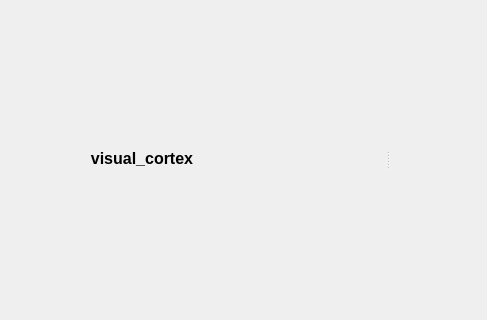
This is forms/main_window.ui in agaltsevstas/configurator as Qt 5 draws it before an edit; both pictures show x 113 to 600 and y 220 to 540 of the 600 by 800 pixel window. The edited form follows.
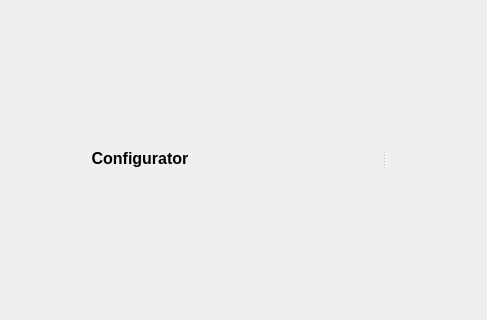
This is the edited form.

```diff
--- a/forms/main_window.ui
+++ b/forms/main_window.ui
@@ -52,7 +52,7 @@
            <enum>Qt::RightToLeft</enum>
           </property>
           <property name="text">
-           <string>visual_cortex</string>
+           <string>Configurator</string>
           </property>
           <property name="alignment">
            <set>Qt::AlignCenter</set>
```
Left out of the diff: 2 changed lines with no effect on the pictures.
